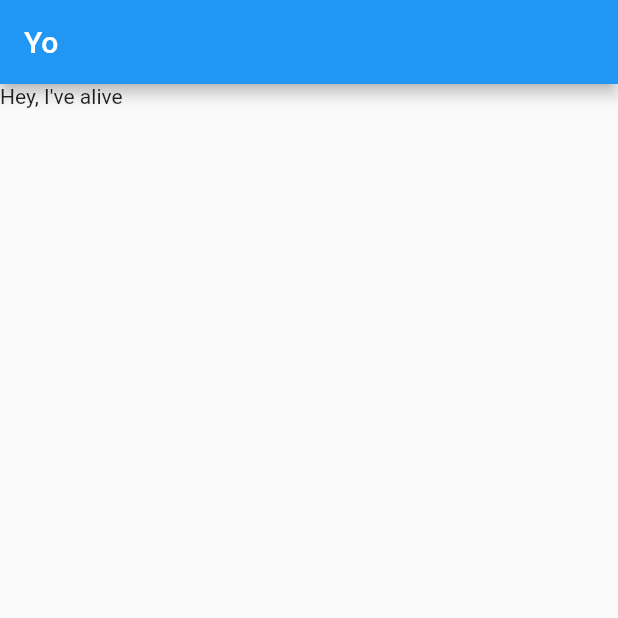
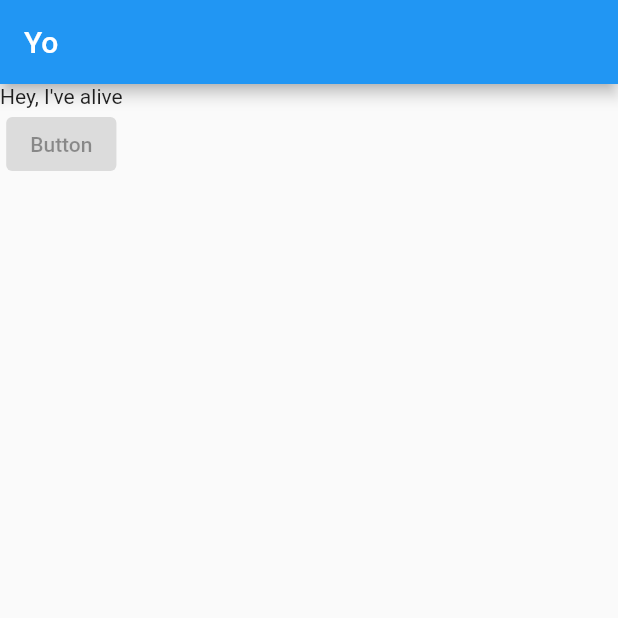
Before and after one commit to innovativecreations/Flutter, a Flutter app: the screen it shows after launch, on a phone screen of 412 x 824 dp, the top half of it. Run offline on Flutter 3.47's test engine with Material 2 defaults, Android fonts, the phone set to English and light mode, and no system bars.

Commit message:
add button

```diff
--- a/first_app/lib/main.dart
+++ b/first_app/lib/main.dart
@@ -12,7 +12,13 @@ class MyApp extends StatelessWidget {
     return MaterialApp(
       home: Scaffold(
         appBar: AppBar(title: Text("Yo")),
-        body: Text("Hey, I've alive"),
+        body: Column(children: const [
+          Text("Hey, I've alive"),
+          ElevatedButton(
+            onPressed: null,
+            child: Text('Button'),
+          ),
+        ]),
       ),
     );
   }
```
